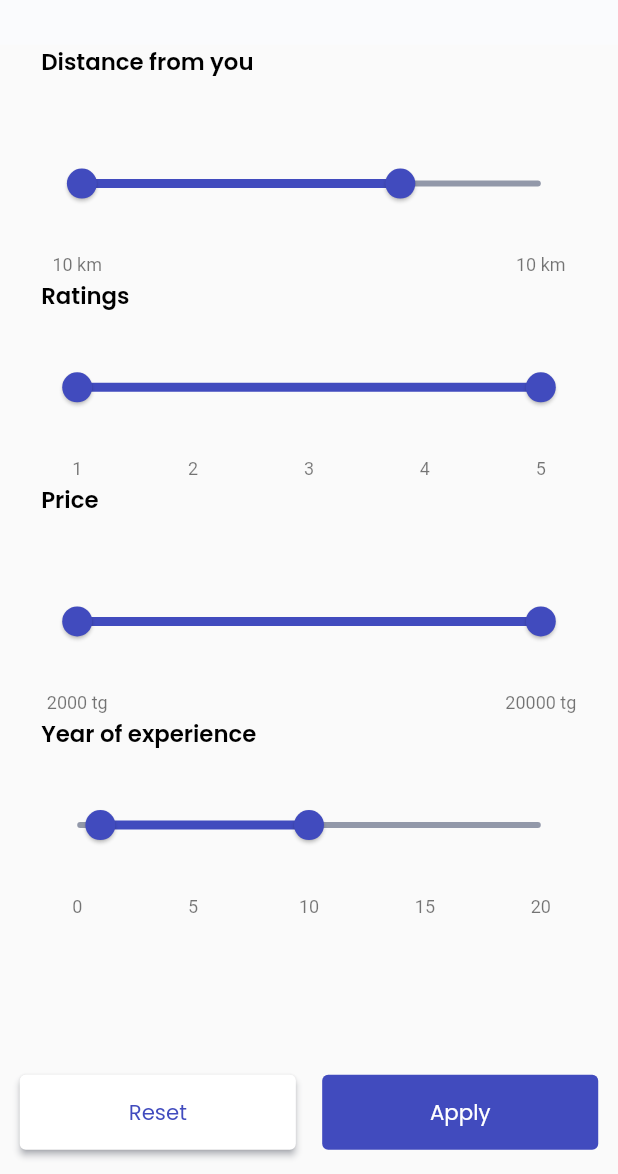
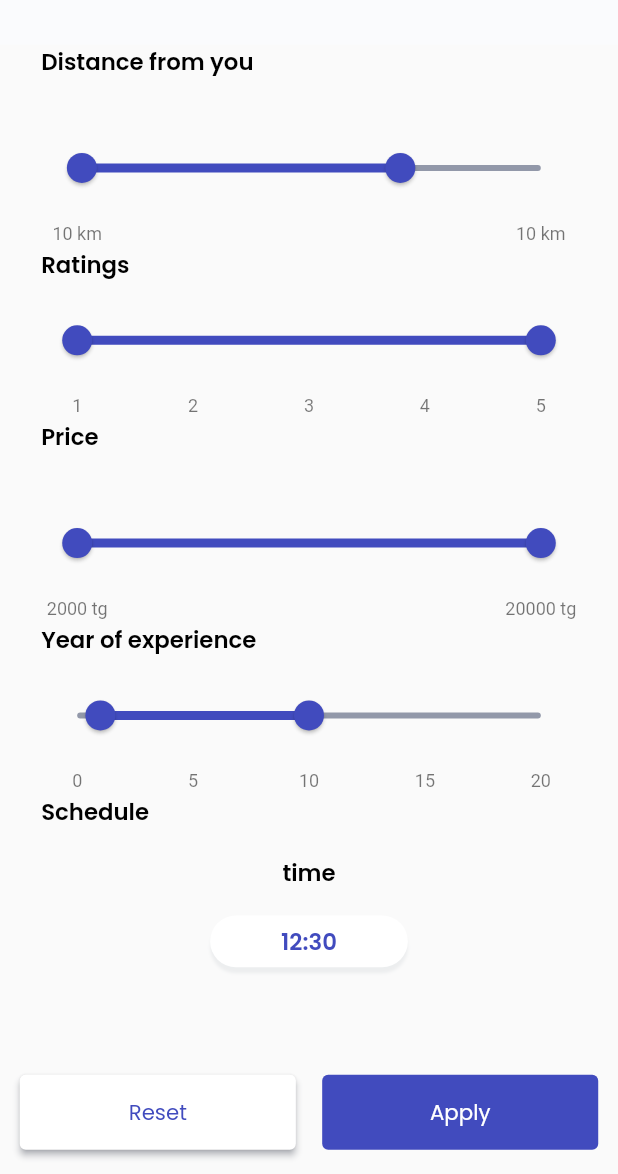
Before and after one commit to ArlanDaulen/kaz_med, a Flutter app: the FiltersPage screen opened directly, on a phone screen of 412 x 824 dp, the part 62-1236 px from its top. Run offline on Flutter 3.47's test engine with Material 2 defaults, Android fonts, the phone set to English and light mode, and no system bars; our stand-ins replace connectivity, dio, flutter_svg, freezed_annotation, google_fonts, shared_preferences and 2 more; missing offline and left inert: syncfusion_flutter_core; accounts and stored records are empty; Roboto replaces fonts that are missing (Manrope); project files that could hold a hidden picture were left out.

Commit message:
filter & review

```diff
--- a/lib/pages/home/provider/filters_provider.dart
+++ b/lib/pages/home/provider/filters_provider.dart
@@ -5,10 +5,10 @@ import 'package:kaz_med/shared/size_config.dart';
 import 'package:syncfusion_flutter_sliders/sliders.dart';
 
 class FiltersProvider extends BaseBloc {
-  SfRangeValues distanceValues = SfRangeValues(200, 7000);
-  SfRangeValues ratingValues = SfRangeValues(1, 5);
-  SfRangeValues priceValues = SfRangeValues(2000, 20000);
-  SfRangeValues experienceValues = SfRangeValues(1, 10);
+  SfRangeValues distanceValues = const SfRangeValues(200, 7000);
+  SfRangeValues ratingValues = const SfRangeValues(1, 5);
+  SfRangeValues priceValues = const SfRangeValues(2000, 20000);
+  SfRangeValues experienceValues = const SfRangeValues(1, 10);
 
   init(BuildContext context) {
     setLoading(true);
--- a/lib/pages/home/ui/filters_page.dart
+++ b/lib/pages/home/ui/filters_page.dart
@@ -188,6 +188,52 @@ class FiltersPage extends StatelessWidget {
                         model.setExperienceValues(newValues),
                   ),
                 ),
+                DefaultText(
+                  text: 'Schedule',
+                  fontWeight: FontWeight.w600,
+                  fontSize: 15,
+                ),
+                Expanded(
+                  flex: 2,
+                  child: Align(
+                    alignment: Alignment.center,
+                    child: Column(
+                      children: [
+                        Spacer(),
+                        DefaultText(
+                          text: 'time',
+                          fontWeight: FontWeight.w600,
+                          fontSize: 15,
+                        ),
+                        Spacer(),
+                        Expanded(
+                          flex: 2,
+                          child: Container(
+                            width: getProportionateScreenWidth(120),
+                            alignment: Alignment.center,
+                            decoration: BoxDecoration(
+                              color: AppColors.whiteColor,
+                              borderRadius: BorderRadius.circular(20),
+                              boxShadow: [
+                                BoxShadow(
+                                  color: AppColors.shadowColor,
+                                  offset: const Offset(0, 4),
+                                  blurRadius: 1,
+                                ),
+                              ],
+                            ),
+                            child: DefaultText(
+                              text: '12:30',
+                              fontWeight: FontWeight.w600,
+                              color: AppColors.primaryColor,
+                              fontSize: 15,
+                            ),
+                          ),
+                        ),
+                      ],
+                    ),
+                  ),
+                ),
                 Spacer(
                   flex: 3,
                 ),
--- a/lib/pages/home/ui/widgets/success_message.dart
+++ b/lib/pages/home/ui/widgets/success_message.dart
@@ -33,7 +33,7 @@ class SuccessMessage extends StatelessWidget {
           ),
           const Spacer(),
           DefaultText(
-            text: 'Your message has been sent',
+            text: 'Thanks for review!',
             fontSize: 12,
             fontWeight: FontWeight.w500,
             color: AppColors.greyColor,
--- a/lib/shared/theme.dart
+++ b/lib/shared/theme.dart
@@ -49,6 +49,7 @@ class AppSvgImages {
   static const String successMessage = 'assets/images/svg/telegram_success.svg';
   static const String filter = 'assets/images/svg/filter.svg';
   static const String filter_ic = 'assets/images/svg/filter_ic.svg';
+  static const String star = 'assets/images/svg/star.svg';
 }
 
 class AppPngImages {
```
Also changed, not shown: lib/pages/clinics/ui/clinics_filter_page.dart (+19 -39 lines), lib/pages/home/provider/doctors_profile_provider.dart (+13 -0 lines), lib/pages/home/provider/review_provider.dart (added, +13 -0 lines), lib/pages/home/ui/doctors_profile_page.dart (+69 -8 lines), lib/pages/home/ui/review_page.dart (added, +148 -0 lines), assets/images/svg/star.svg (added).
